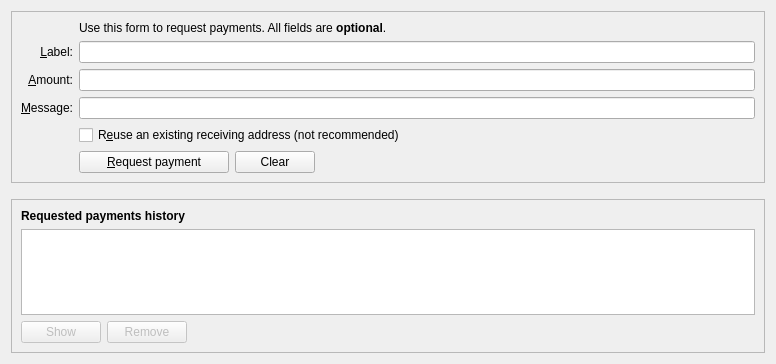
Qt form src/qt/forms/receivecoinsdialog.ui (Global-localhost/TurboCoin) before a commit.
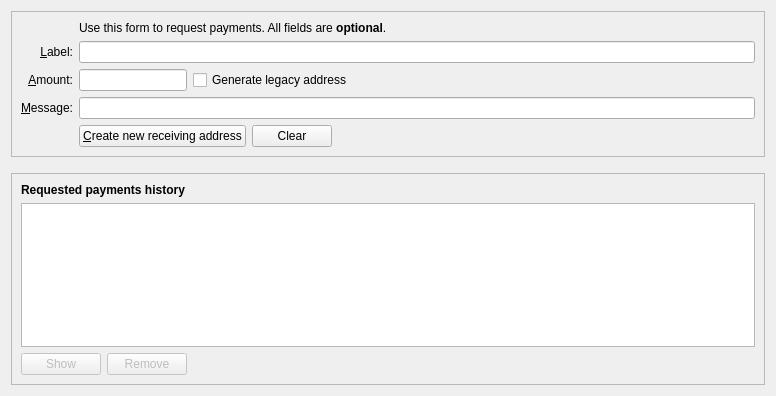
The same form after that commit. Icons and pictures are not drawn. Custom widgets are drawn as their Qt base class.

```diff
--- a/src/qt/forms/receivecoinsdialog.ui
+++ b/src/qt/forms/receivecoinsdialog.ui
@@ -7,7 +7,7 @@
     <x>0</x>
     <y>0</y>
     <width>776</width>
-    <height>364</height>
+    <height>396</height>
    </rect>
   </property>
   <layout class="QVBoxLayout" name="verticalLayout" stretch="0,0,1">
@@ -28,27 +28,26 @@
      <layout class="QVBoxLayout" name="verticalLayout_3">
       <item>
        <layout class="QGridLayout" name="gridLayout">
-        <item row="7" column="2">
-         <widget class="QCheckBox" name="reuseAddress">
+        <item row="5" column="0">
+         <widget class="QLabel" name="label">
           <property name="toolTip">
-           <string>Reuse one of the previously used receiving addresses. Reusing addresses has security and privacy issues. Do not use this unless re-generating a payment request made before.</string>
+           <string>An optional amount to request. Leave this empty or zero to not request a specific amount.</string>
           </property>
           <property name="text">
-           <string>R&amp;euse an existing receiving address (not recommended)</string>
+           <string>&amp;Amount:</string>
           </property>
-         </widget>
-        </item>
-        <item row="7" column="0">
-         <widget class="QLabel" name="label_4">
-          <property name="text">
-           <string/>
+          <property name="alignment">
+           <set>Qt::AlignRight|Qt::AlignTrailing|Qt::AlignVCenter</set>
+          </property>
+          <property name="buddy">
+           <cstring>reqAmount</cstring>
           </property>
          </widget>
         </item>
         <item row="6" column="0">
          <widget class="QLabel" name="label_3">
           <property name="toolTip">
-           <string>An optional message to attach to the payment request, which will be displayed when the request is opened. Note: The message will not be sent with the payment over the Bitcoin network.</string>
+           <string>An optional message to attach to the payment request, which will be displayed when the request is opened. Note: The message will not be sent with the payment over the Turbocoin network.</string>
           </property>
           <property name="text">
            <string>&amp;Message:</string>
@@ -68,13 +67,6 @@
           </property>
          </widget>
         </item>
-        <item row="6" column="2">
-         <widget class="QLineEdit" name="reqMessage">
-          <property name="toolTip">
-           <string>An optional message to attach to the payment request, which will be displayed when the request is opened. Note: The message will not be sent with the payment over the Bitcoin network.</string>
-          </property>
-         </widget>
-        </item>
         <item row="2" column="2">
          <widget class="QLabel" name="label_5">
           <property name="text">
@@ -98,36 +90,14 @@
           </property>
          </widget>
         </item>
-        <item row="5" column="0">
-         <widget class="QLabel" name="label">
+        <item row="6" column="2">
+         <widget class="QLineEdit" name="reqMessage">
           <property name="toolTip">
-           <string>An optional amount to request. Leave this empty or zero to not request a specific amount.</string>
+           <string>An optional message to attach to the payment request, which will be displayed when the request is opened. Note: The message will not be sent with the payment over the Turbocoin network.</string>
           </property>
-          <property name="text">
-           <string>&amp;Amount:</string>
-          </property>
-          <property name="alignment">
-           <set>Qt::AlignRight|Qt::AlignTrailing|Qt::AlignVCenter</set>
-          </property>
-          <property name="buddy">
-           <cstring>reqAmount</cstring>
-          </property>
          </widget>
         </item>
-        <item row="5" column="2">
-         <widget class="BitcoinAmountField" name="reqAmount">
-          <property name="minimumSize">
-           <size>
-            <width>80</width>
-            <height>0</height>
-           </size>
-          </property>
-          <property name="toolTip">
-           <string>An optional amount to request. Leave this empty or zero to not request a specific amount.</string>
-          </property>
-         </widget>
-        </item>
-        <item row="8" column="2">
+        <item row="7" column="2">
          <layout class="QHBoxLayout" name="horizontalLayout">
           <item>
            <widget class="QPushButton" name="receiveButton">
@@ -138,10 +108,10 @@
              </size>
             </property>
             <property name="text">
-             <string>&amp;Request payment</string>
+             <string>&amp;Create new receiving address</string>
             </property>
             <property name="icon">
-             <iconset resource="../bitcoin.qrc">
+             <iconset resource="../turbocoin.qrc">
               <normaloff>:/icons/receiving_addresses</normaloff>:/icons/receiving_addresses</iconset>
             </property>
            </widget>
@@ -161,7 +131,7 @@
              <string>Clear</string>
             </property>
             <property name="icon">
-             <iconset resource="../bitcoin.qrc">
+             <iconset resource="../turbocoin.qrc">
               <normaloff>:/icons/remove</normaloff>:/icons/remove</iconset>
             </property>
             <property name="autoDefault">
@@ -184,13 +154,80 @@
           </item>
          </layout>
         </item>
-        <item row="8" column="0">
+        <item row="7" column="0">
          <widget class="QLabel" name="label_7">
           <property name="text">
            <string/>
           </property>
          </widget>
         </item>
+        <item row="5" column="2">
+         <layout class="QHBoxLayout" name="horizontalLayout_6">
+          <item>
+           <widget class="TurbocoinAmountField" name="reqAmount">
+            <property name="sizePolicy">
+             <sizepolicy hsizetype="Fixed" vsizetype="Fixed">
+              <horstretch>0</horstretch>
+              <verstretch>0</verstretch>
+             </sizepolicy>
+            </property>
+            <property name="minimumSize">
+             <size>
+              <width>80</width>
+              <height>0</height>
+             </size>
+            </property>
+            <property name="maximumSize">
+             <size>
+              <width>1000</width>
+              <height>100</height>
+             </size>
+            </property>
+            <property name="toolTip">
+             <string>An optional amount to request. Leave this empty or zero to not request a specific amount.</string>
+            </property>
+           </widget>
+          </item>
+          <item>
+           <widget class="QCheckBox" name="useLegacyAddress">
+            <property name="sizePolicy">
+             <sizepolicy hsizetype="Fixed" vsizetype="Fixed">
+              <horstretch>0</horstretch>
+              <verstretch>0</verstretch>
+             </sizepolicy>
+            </property>
+            <property name="maximumSize">
+             <size>
+              <width>1000</width>
+              <height>16777215</height>
+             </size>
+            </property>
+            <property name="focusPolicy">
+             <enum>Qt::StrongFocus</enum>
+            </property>
+            <property name="toolTip">
+             <string>Native segwit addresses (aka Bech32 or BIP-173) reduce your transaction fees later on and offer better protection against typos, but old wallets don't support them. When checked, an address compatible with older wallets will be created instead.</string>
+            </property>
+            <property name="text">
+             <string>Generate legacy address</string>
+            </property>
+           </widget>
+          </item>
+          <item>
+           <spacer name="horizontalSpacer_3">
+            <property name="orientation">
+             <enum>Qt::Horizontal</enum>
+            </property>
+            <property name="sizeHint" stdset="0">
+             <size>
+              <width>0</width>
+              <height>0</height>
+             </size>
+            </property>
+           </spacer>
+          </item>
+         </layout>
+        </item>
        </layout>
       </item>
      </layout>
@@ -264,7 +301,7 @@
            <string>Show</string>
           </property>
           <property name="icon">
-           <iconset resource="../bitcoin.qrc">
+           <iconset resource="../turbocoin.qrc">
             <normaloff>:/icons/edit</normaloff>:/icons/edit</iconset>
           </property>
           <property name="autoDefault">
@@ -284,7 +321,7 @@
            <string>Remove</string>
           </property>
           <property name="icon">
-           <iconset resource="../bitcoin.qrc">
+           <iconset resource="../turbocoin.qrc">
             <normaloff>:/icons/remove</normaloff>:/icons/remove</iconset>
           </property>
           <property name="autoDefault">
@@ -314,17 +351,17 @@
  </widget>
  <customwidgets>
   <customwidget>
-   <class>BitcoinAmountField</class>
+   <class>TurbocoinAmountField</class>
    <extends>QLineEdit</extends>
-   <header>bitcoinamountfield.h</header>
+   <header>qt/turbocoinamountfield.h</header>
    <container>1</container>
   </customwidget>
  </customwidgets>
  <tabstops>
   <tabstop>reqLabel</tabstop>
   <tabstop>reqAmount</tabstop>
+  <tabstop>useLegacyAddress</tabstop>
   <tabstop>reqMessage</tabstop>
-  <tabstop>reuseAddress</tabstop>
   <tabstop>receiveButton</tabstop>
   <tabstop>clearButton</tabstop>
   <tabstop>recentRequestsView</tabstop>
@@ -332,7 +369,7 @@
   <tabstop>removeRequestButton</tabstop>
  </tabstops>
  <resources>
-  <include location="../bitcoin.qrc"/>
+  <include location="../turbocoin.qrc"/>
  </resources>
  <connections/>
 </ui>
```
